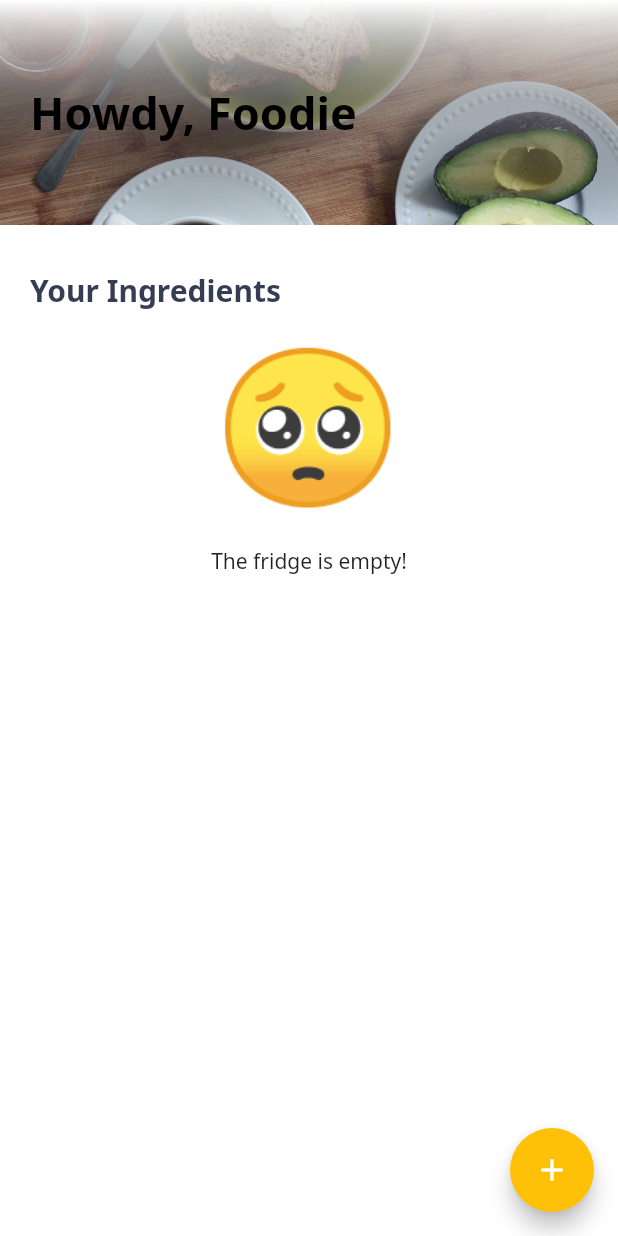
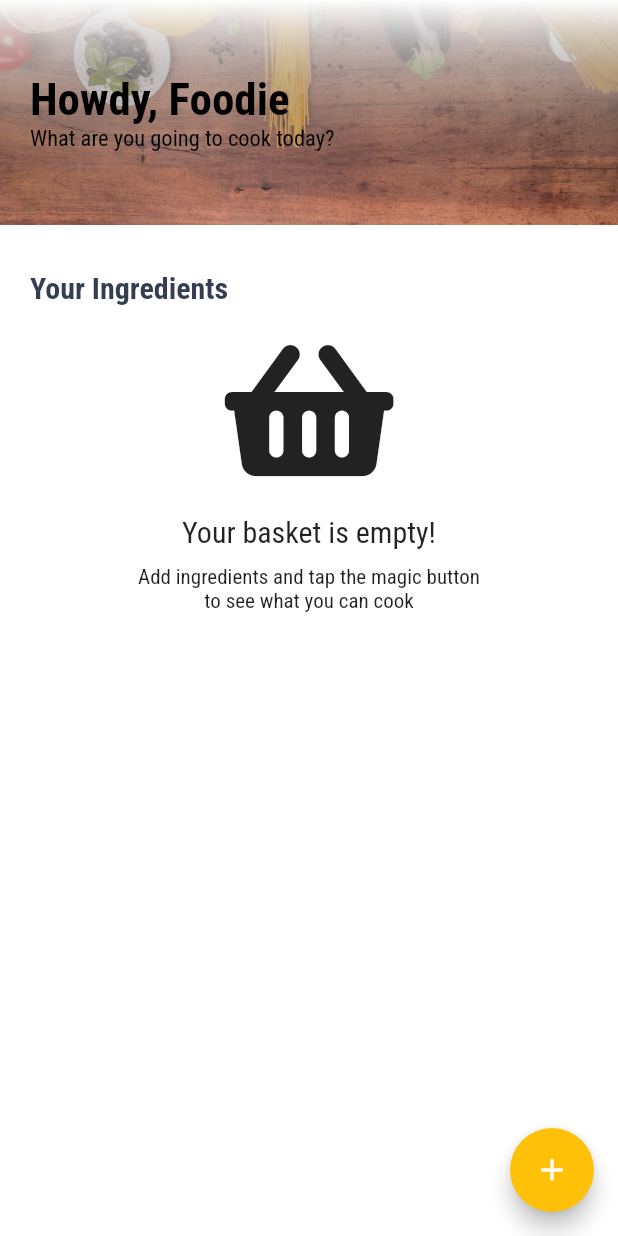
Before and after one commit to anu-rock/foodie-app, a Flutter app: the HomeScreen screen opened directly, on a phone screen of 412 x 824 dp. Run offline on Flutter 3.47's test engine with Material 2 defaults, Android fonts, the phone set to English and light mode, and no system bars; our stand-ins replace carousel_slider, cloud_firestore, contacts_service, firebase_auth, font_awesome_flutter, google_fonts and 4 more; accounts and stored records are empty.

Commit message:
Random polishes

```diff
--- a/lib/main.dart
+++ b/lib/main.dart
@@ -72,7 +72,7 @@ class _FoodieAppState extends State<FoodieApp> {
         title: 'Foodie App',
         theme: ThemeData(
           primarySwatch: Colors.blue,
-          textTheme: GoogleFonts.notoSansTextTheme(
+          textTheme: GoogleFonts.robotoCondensedTextTheme(
             Theme.of(context).textTheme,
           ),
         ),
--- a/lib/screens/home/home_header.dart
+++ b/lib/screens/home/home_header.dart
@@ -19,7 +19,7 @@ class HomeHeader extends StatelessWidget {
           height: 150.0,
           decoration: BoxDecoration(
             image: DecorationImage(
-              image: AssetImage('images/breakfast-1425702_1280.jpg'),
+              image: AssetImage('images/mediterranean-cuisine-2378758_1280.jpg'),
               fit: BoxFit.cover,
             ),
           ),
@@ -43,7 +43,11 @@ class HomeHeader extends StatelessWidget {
                   padding: EdgeInsets.only(
                     left: kPaddingUnits,
                   ),
-                child: Text(
+                  child: Column(
+                    mainAxisAlignment: MainAxisAlignment.center,
+                    crossAxisAlignment: CrossAxisAlignment.start,
+                    children: <Widget>[
+                      Text(
                         'Howdy, $userName',
                         style: TextStyle(
                           color: Colors.black,
@@ -51,7 +55,15 @@ class HomeHeader extends StatelessWidget {
                           fontWeight: FontWeight.w700,
                         ),
                       ),
+                      Text(
+                        'What are you going to cook today?',
+                        style: TextStyle(
+                          color: Colors.black,
+                          fontSize: 15.0,
                         ),
+                      ),
+                    ],
+                  )),
             ],
           ),
         ),
--- a/lib/screens/home/ingredients_placeholder.dart
+++ b/lib/screens/home/ingredients_placeholder.dart
@@ -1,19 +1,21 @@
 import 'package:flutter/material.dart';
+import 'package:font_awesome_flutter/font_awesome_flutter.dart';
 
 class IngredientsPlaceholder extends StatelessWidget {
   @override
   Widget build(BuildContext context) {
-    return Column(
-      children: <Widget>[
-        Text(
-          '🥺',
-          style: TextStyle(
-            fontSize: 100.0,
-          ),
-        ),
-        SizedBox(height: 20.0),
-        Text('The fridge is empty!'),
-      ],
+    return Center(
+      child: Column(
+        mainAxisAlignment: MainAxisAlignment.center,
+        children: <Widget>[
+          FaIcon(FontAwesomeIcons.shoppingBasket, size: 100.0),
+          SizedBox(height: 20.0),
+          Text('Your basket is empty!', style: TextStyle(fontSize: 20.0)),
+          SizedBox(height: 10.0),
+          Text('Add ingredients and tap the magic button'),
+          Text('to see what you can cook'),
+        ],
+      ),
     );
   }
 }
--- a/pubspec.yaml
+++ b/pubspec.yaml
@@ -41,8 +41,6 @@ flutter:
   uses-material-design: true
 
   assets:
-    - images/breakfast-1425702_1280.jpg
-    - images/yummy-pot.png
-    - images/sandwich-434658_1280.jpg
+    - images/mediterranean-cuisine-2378758_1280.jpg
     - images/image-loading.gif
     - lib/data/ingredient/ingredients.json
```
Also changed, not shown: images/breakfast-1425702_1280.jpg (deleted), images/mediterranean-cuisine-2378758_1280.jpg (added), images/sandwich-434658_1280.jpg (deleted), images/yummy-pot.png (deleted). Lines whose indentation alone changed are shown as unchanged.
